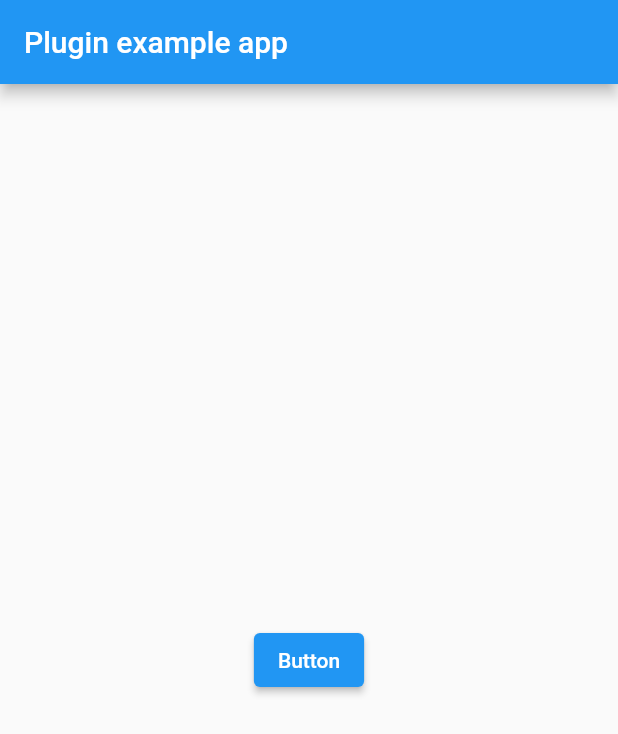
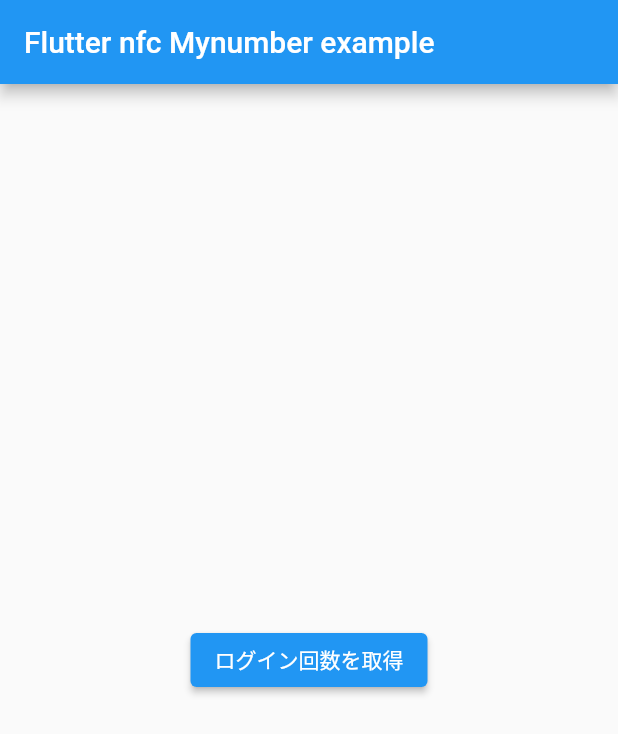
Before and after one commit to MasayukiSuda/flutter_nfc_mynumber, a Flutter app: the screen it shows after launch, on a phone screen of 412 x 824 dp. Shown: the top 734 px of the screen. Run offline on Flutter 3.47's test engine with Material 2 defaults, Android fonts, the phone set to English and light mode, and no system bars.

```diff
--- a/example/lib/main.dart
+++ b/example/lib/main.dart
@@ -1,54 +1,42 @@
-import 'dart:io';
+import 'package:flutter/material.dart';
 
-import 'package:flutter/material.dart';
-import 'package:flutter_nfc_mynumber/flutter_nfc_mynumber.dart';
-import 'package:flutter_nfc_mynumber/mynumber_util.dart';
+import 'login_count_page.dart';
 
 void main() {
   runApp(MyApp());
 }
 
-class MyApp extends StatefulWidget {
-  @override
-  _MyAppState createState() => _MyAppState();
-}
-
-class _MyAppState extends State<MyApp> {
-  @override
-  void initState() {
-    super.initState();
-  }
-
+class MyApp extends StatelessWidget {
   @override
   Widget build(BuildContext context) {
     return MaterialApp(
-      home: Scaffold(
-        appBar: AppBar(
-          title: const Text('Plugin example app'),
-        ),
-        body: Center(
-          child: ElevatedButton(
-            child: const Text('Button'),
-            onPressed: () async {
-              try {
-                var nfcAvailability = await FlutterNfcMynumber.nfcAvailability;
-                print("nfcAvailability = $nfcAvailability");
+      home: _MyAppState(),
+    );
+  }
+}
 
-                await FlutterNfcMynumber.startSession();
-
-                await FlutterNfcMynumber.setIosAlertMessage("working on it...");
-
-                var authPinRetryCount =
-                    await MynumberUtil.getAuthPinRetryCount();
-
-                print("authPinRetryCount = $authPinRetryCount");
-              } catch (e) {
-                print("e = $e");
-              }
-              sleep(new Duration(seconds: 1));
-              await FlutterNfcMynumber.finishSession();
-            },
-          ),
+class _MyAppState extends StatelessWidget {
+  @override
+  Widget build(BuildContext context) {
+    return Scaffold(
+      appBar: AppBar(
+        title: const Text('Flutter nfc Mynumber example'),
+      ),
+      body: Center(
+        child: Column(
+          mainAxisSize: MainAxisSize.min,
+          children: [
+            ElevatedButton(
+              child: const Text('ログイン回数を取得'),
+              onPressed: () {
+                Navigator.push(
+                    context,
+                    MaterialPageRoute(
+                      builder: (context) => LoginCountPage(),
+                    ));
+              },
+            ),
+          ],
         ),
       ),
     );
--- a/example/pubspec.yaml
+++ b/example/pubspec.yaml
@@ -28,6 +28,7 @@ dev_dependencies:
   flutter_test:
     sdk: flutter
 
+  flutter_lints: ^1.0.3
 # For information on the generic Dart part of this file, see the
 # following page: https://dart.dev/tools/pub/pubspec
 
```
Also changed, not shown: example/lib/login_count_page.dart (added, +79 -0 lines), example/lib/space.dart (added, +12 -0 lines).
